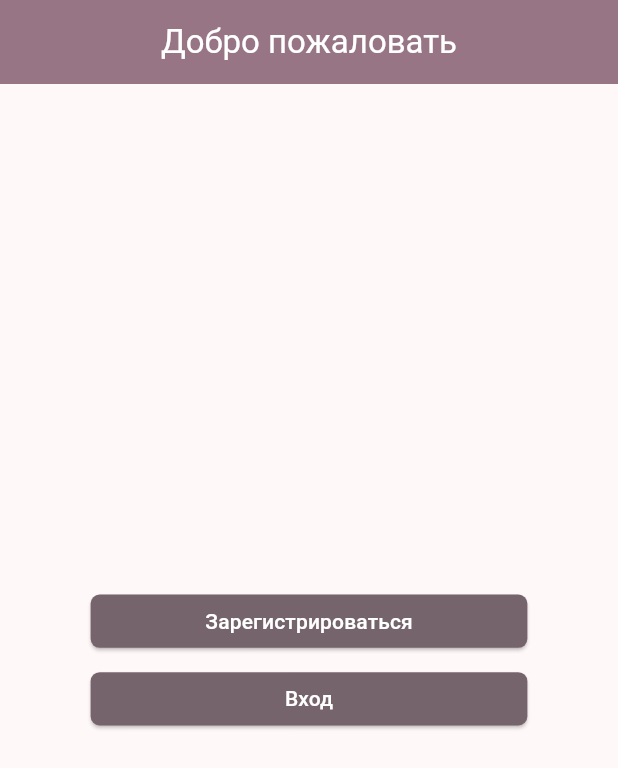
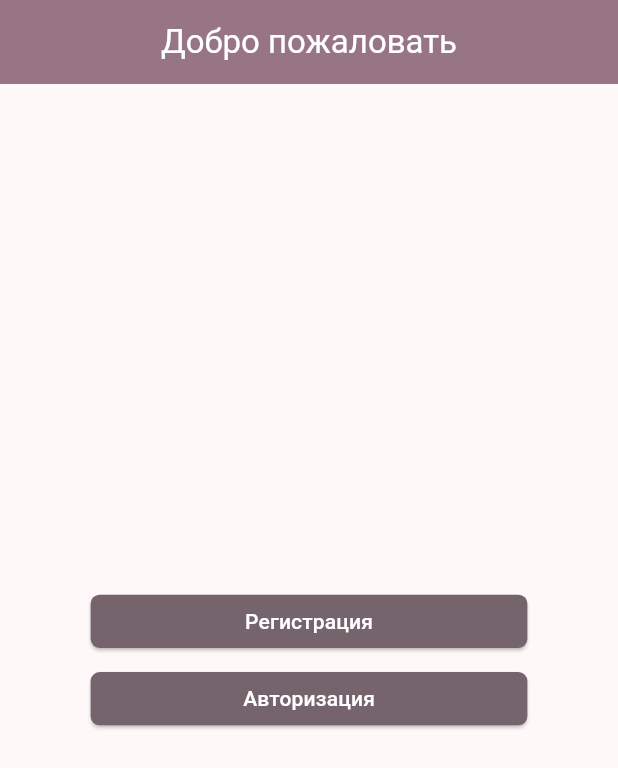
Before and after one commit to Endliar/jalur_application, a Flutter app: the screen it shows after launch, on a phone screen of 412 x 824 dp. Shown: the top 768 px of the screen. Run offline on Flutter 3.47's test engine with Material 3 defaults, Android fonts, the phone set to English and light mode, and no system bars; our stand-ins replace equatable, flutter_bloc, mask_text_input_formatter, shared_preferences.

Commit message:
Рефактор на компоненты welcome_page

```diff
--- a/lib/views/welcome_page/components/default_navigator_button.dart
+++ b/lib/views/welcome_page/components/default_navigator_button.dart
@@ -4,10 +4,10 @@ import 'package:flutter/material.dart';
 import '../../../helpers/colors.dart';
 import '../../../helpers/size_config.dart';
 
-class DefualtNavigatorButton extends StatelessWidget {
+class DefaultNavigatorButton extends StatelessWidget {
   final VoidCallback onPressed;
   final String text;
-  const DefualtNavigatorButton({
+  const DefaultNavigatorButton({
     Key? key,
     required this.onPressed,
     required this.text,
@@ -21,10 +21,20 @@ class DefualtNavigatorButton extends StatelessWidget {
       child: ElevatedButton(
         onPressed: onPressed,
         style: ButtonStyle(
-            backgroundColor: MaterialStateProperty.all<Color>(kPrimaryColor),
-            shape: MaterialStateProperty.all<RoundedRectangleBorder>(
-                RoundedRectangleBorder(
-                    borderRadius: BorderRadius.circular(6)))),
+          backgroundColor: WidgetStateColor.resolveWith((states) {
+            if (states.contains(WidgetState.hovered) ||
+                states.contains(WidgetState.focused)) {
+              return kPrimaryColor.withOpacity(0.8);
+            }
+            return kPrimaryColor;
+          }),
+          shape: WidgetStateProperty.all<RoundedRectangleBorder>(
+            RoundedRectangleBorder(
+              borderRadius: BorderRadius.circular(6),
+            ),
+          ),
+          mouseCursor: WidgetStateMouseCursor.clickable,
+        ),
         child: Text(
           text,
           style: const TextStyle(color: Colors.white),
--- /dev/null
+++ b/lib/views/welcome_page/components/login_button.dart
@@ -0,0 +1,16 @@
+import 'package:flutter/material.dart';
+import 'package:jalur/helpers/routes.dart';
+import 'package:jalur/views/welcome_page/components/default_navigator_button.dart';
+
+class LoginButton extends StatelessWidget {
+  const LoginButton({super.key});
+
+  @override
+  Widget build(BuildContext context) {
+    return DefaultNavigatorButton(
+        onPressed: () {
+          Navigator.pushNamed(context, Routes.login);
+        },
+        text: 'Авторизация');
+  }
+}
--- /dev/null
+++ b/lib/views/welcome_page/components/sign_up_button.dart
@@ -0,0 +1,16 @@
+import 'package:flutter/material.dart';
+import 'package:jalur/helpers/routes.dart';
+import 'package:jalur/views/welcome_page/components/default_navigator_button.dart';
+
+class SignUpButton extends StatelessWidget {
+  const SignUpButton({super.key});
+
+  @override
+  Widget build(BuildContext context) {
+    return DefaultNavigatorButton(
+        onPressed: () {
+          Navigator.pushNamed(context, Routes.regin);
+        },
+        text: 'Регистрация');
+  }
+}
--- a/lib/views/welcome_page/welcome_page.dart
+++ b/lib/views/welcome_page/welcome_page.dart
@@ -1,6 +1,8 @@
 import 'package:flutter/material.dart';
 import 'package:jalur/helpers/routes.dart';
 import 'package:jalur/views/welcome_page/components/default_navigator_button.dart';
+import 'package:jalur/views/welcome_page/components/login_button.dart';
+import 'package:jalur/views/welcome_page/components/sign_up_button.dart';
 
 import '../../helpers/colors.dart';
 import '../../helpers/size_config.dart';
@@ -20,24 +22,13 @@ class WelcomePage extends StatelessWidget {
           ),
           centerTitle: true,
         ),
-        body: Container(
-          alignment: Alignment.center,
+        body: const Center(
           child: Column(
             mainAxisAlignment: MainAxisAlignment.center,
             children: [
-              DefualtNavigatorButton(
-                  onPressed: () {
-                    Navigator.pushNamed(context, Routes.regin);
-                  },
-                  text: "Зарегистрироваться"),
-              SizedBox(
-                height: getProportionateScreenHeight(16),
-              ),
-              DefualtNavigatorButton(
-                  onPressed: () {
-                    Navigator.pushNamed(context, Routes.login);
-                  },
-                  text: "Вход")
+              SignUpButton(),
+              SizedBox(height: 16),
+              LoginButton(),
             ],
           ),
         ));
```
